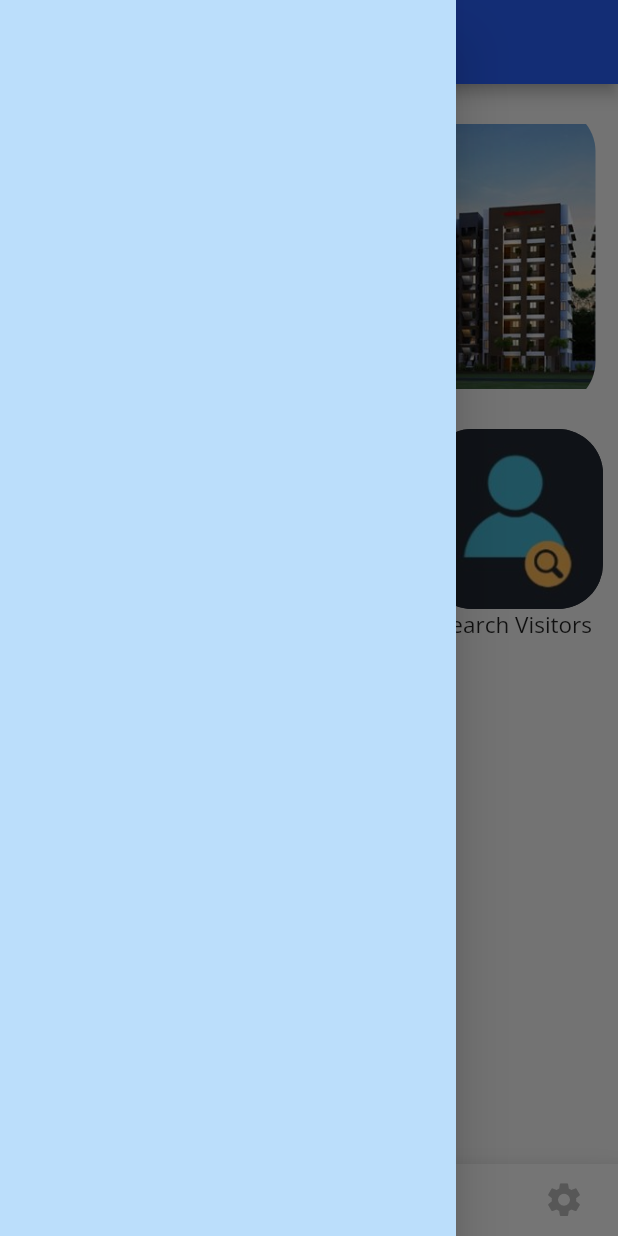
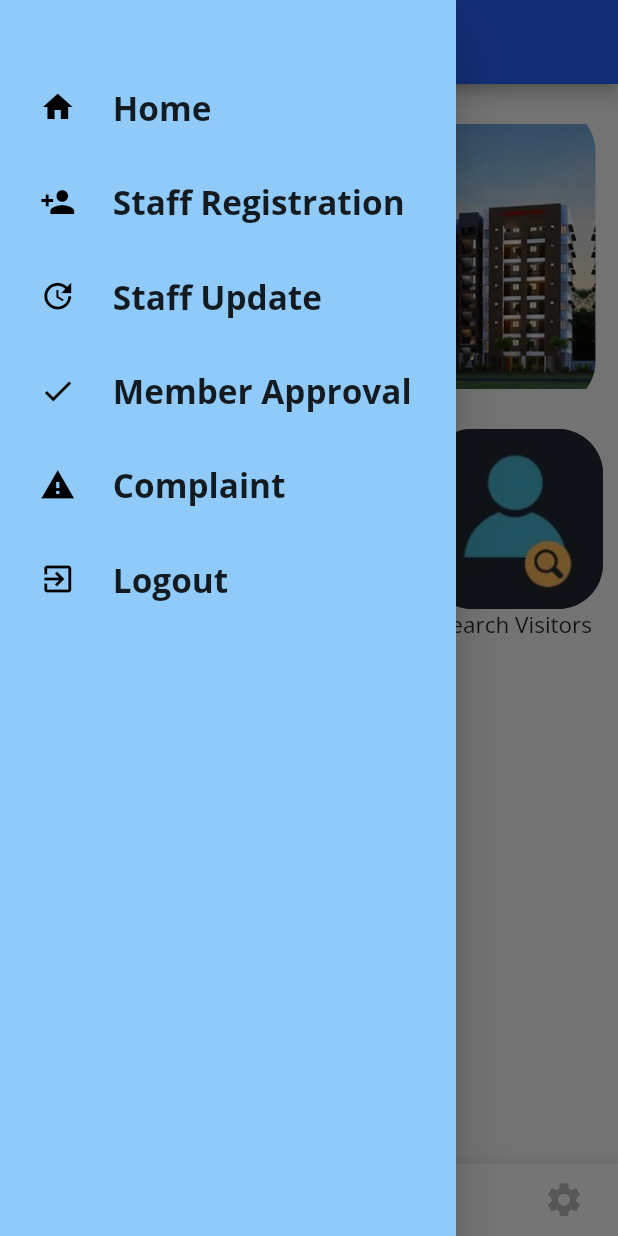
Before and after one commit to anandhakrishnanaji/Blu-Visitor-, a Flutter app: the screen it shows after launch, in the side drawer, after a tap on the "add" icon, on a phone screen of 412 x 824 dp. Run offline on Flutter 3.47's test engine with Material 2 defaults, Android fonts, the phone set to English and light mode, and no system bars; our stand-ins replace easy_localization, google_fonts.

Commit message:
App working before mediaquery

```diff
--- a/lib/main.dart
+++ b/lib/main.dart
@@ -5,11 +5,12 @@ import 'package:google_fonts/google_fonts.dart';
 
 import './pages/homePage.dart';
 import './pages/addVisitorType.dart';
+import './pages/languagePage.dart';
 
 void main() {
   runApp(
     EasyLocalization(
-        supportedLocales: [Locale('en', 'US')],
+        supportedLocales: [Locale('en', 'US'),Locale('hi','IN')],
         path: 'assets/translations',
         fallbackLocale: Locale('en', 'US'),
         child: MyApp()),
@@ -55,6 +56,7 @@ class _MyAppState extends State<MyApp> {
       home: Home(),
       routes: {
         VisitorType.routeName: (ctx) => VisitorType(),
+        LanguagePage.routeName: (ctx) => LanguagePage()
       },
     );
   }
--- a/lib/pages/homePage.dart
+++ b/lib/pages/homePage.dart
@@ -6,6 +6,7 @@ import '../tabs/homeTab.dart';
 import '../tabs/notificationsTab.dart';
 import '../tabs/settingsTab.dart';
 import './addVisitorType.dart';
+import '../widgets/drawerTile.dart';
 
 class Home extends StatefulWidget {
   @override
@@ -37,27 +38,27 @@ class HomeState extends State<Home> {
     },
     {
       'text': 'staffreg',
-      'icon': Icons.home,
+      'icon': Icons.person_add,
       'ontap': (BuildContext ctx) => Navigator.pop(ctx)
     },
     {
       'text': 'staffup',
-      'icon': Icons.home,
+      'icon': Icons.update,
       'ontap': (BuildContext ctx) => Navigator.pop(ctx)
     },
     {
       'text': 'memapprove',
-      'icon': Icons.home,
+      'icon': Icons.check,
       'ontap': (BuildContext ctx) => Navigator.pop(ctx)
     },
     {
       'text': 'complaint',
-      'icon': Icons.home,
+      'icon': Icons.warning,
       'ontap': (BuildContext ctx) => Navigator.pop(ctx)
     },
     {
       'text': 'logout',
-      'icon': Icons.home,
+      'icon': Icons.exit_to_app,
       'ontap': (BuildContext ctx) => Navigator.pop(ctx)
     },
   ];
@@ -143,7 +144,13 @@ class HomeState extends State<Home> {
       ),
       drawer: Drawer(
         child: Container(
-          color: Colors.blue[100],
+          padding: EdgeInsets.symmetric(vertical: 40, horizontal: 10),
+          color: Colors.blue[200],
+          child: Column(
+            children: _drawerList
+                .map((e) => DrawerTile(e['text'], e['icon'], e['ontap']))
+                .toList(),
+          ),
         ),
       ),
     );
--- a/lib/pages/languagePage.dart
+++ b/lib/pages/languagePage.dart
@@ -2,6 +2,7 @@ import 'package:flutter/material.dart';
 import 'package:easy_localization/easy_localization.dart';
 
 class LanguagePage extends StatefulWidget {
+  static const routeName = '/languagePage';
   @override
   _LanguagePageState createState() => _LanguagePageState();
 }
@@ -16,9 +17,12 @@ class _LanguagePageState extends State<LanguagePage> {
   }
 
   setSelectedRadioTile(int val, BuildContext ctx) {
-    final j = _languages[val].split('_');
+    print(ctx.locale.toString());
+    final List<String> j = _languages[val].split('_');
+    print(j[0] + j[1]);
     setState(() {
       ctx.locale = Locale(j[0], j[1]);
+      print(ctx.locale.toString());
       selectedRadioTile = val;
     });
   }
--- /dev/null
+++ b/lib/widgets/drawerTile.dart
@@ -0,0 +1,37 @@
+import 'package:flutter/material.dart';
+import 'package:easy_localization/easy_localization.dart';
+
+class DrawerTile extends StatelessWidget {
+  final String text;
+  final IconData icon;
+  final Function ontap;
+  DrawerTile(this.text, this.icon, this.ontap);
+
+  @override
+  Widget build(BuildContext context) {
+    final width = MediaQuery.of(context).size.width;
+    final height = MediaQuery.of(context).size.height;
+    return InkWell(
+      onTap: () => ontap(context),
+      child: Container(
+          padding: EdgeInsets.all(0.02 * height),
+          child: Row(
+            mainAxisAlignment: MainAxisAlignment.start,
+            children: <Widget>[
+              Icon(
+                icon,
+                color: Colors.black,
+              ),
+              Padding(
+                padding: EdgeInsets.only(left: 0.06 * width),
+                child: Text(
+                  text,
+                  style: TextStyle(
+                      fontSize: 0.027 * height, fontWeight: FontWeight.w700),
+                ).tr(),
+              )
+            ],
+          )),
+    );
+  }
+}
```
Also changed, not shown: lib/tabs/settingsTab.dart (+18 -11 lines).
